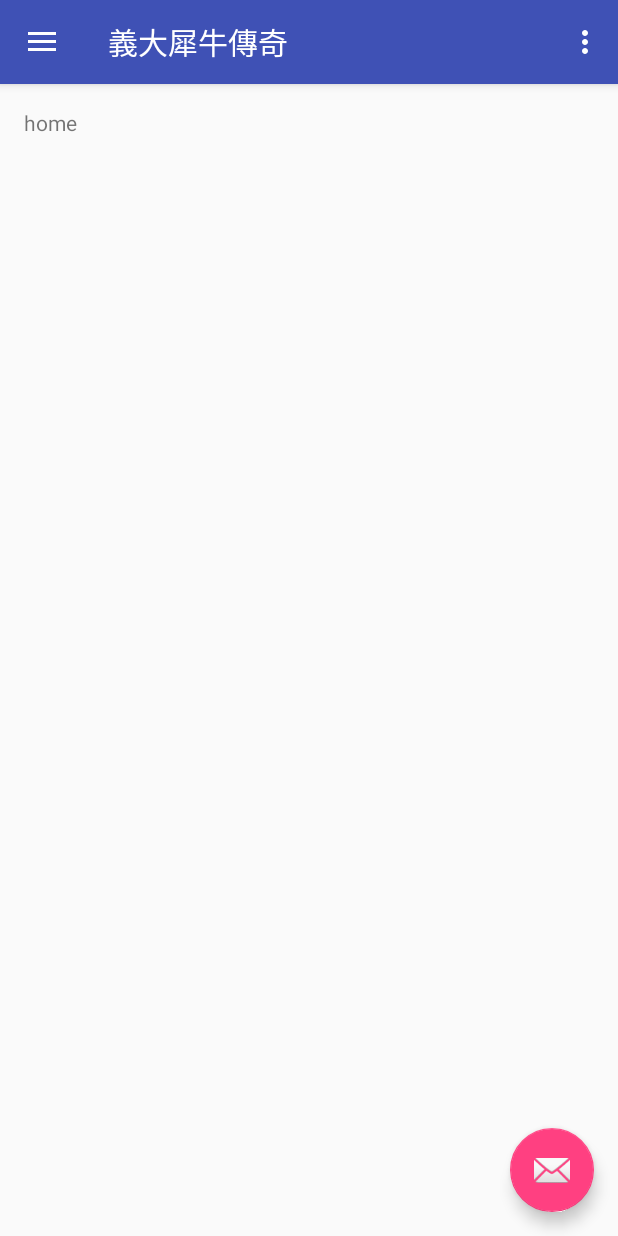
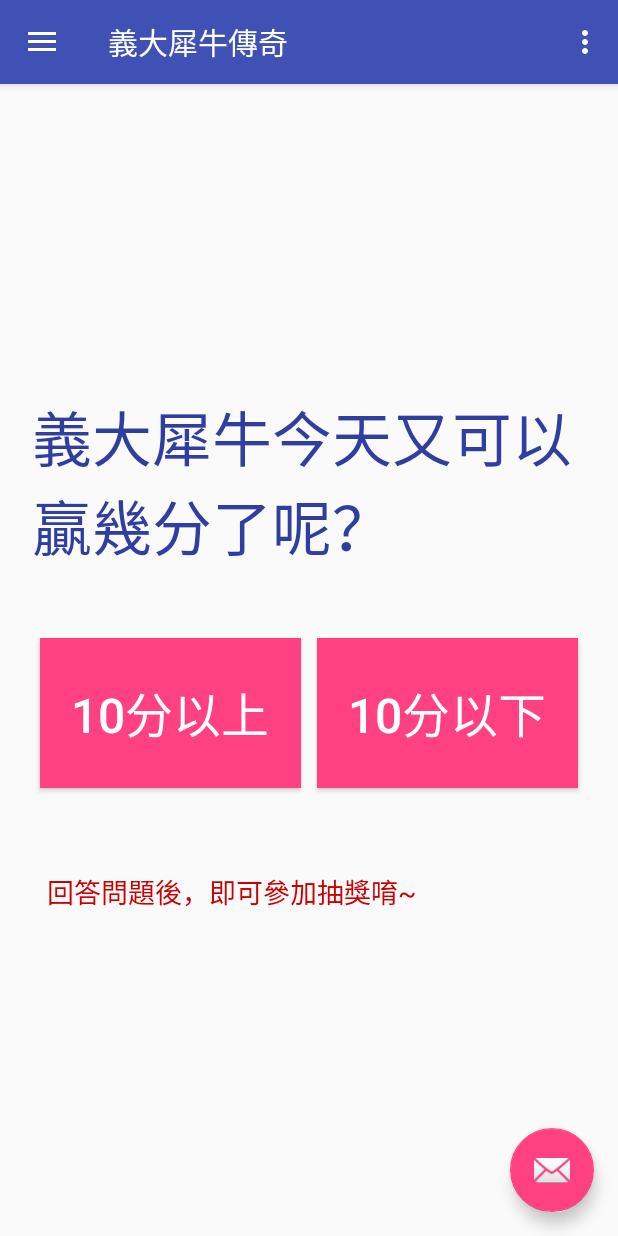
Before and after one commit to soon530/rhinos-android, an Android app: the screen it shows after launch (MainActivity), on a phone screen of 412 x 824 dp. Run offline under Robolectric (Android 15) with nearby library versions, the phone set to English and light mode, and no system bars.

Commit message:
Add Award layout.

```diff
--- a/app/src/main/res/layout/fragment_home.xml
+++ b/app/src/main/res/layout/fragment_home.xml
@@ -4,9 +4,57 @@
     android:layout_height="match_parent"
     tools:context="com.wmtw.clinic.HomeFragment">
 
-    <TextView
+    <LinearLayout
         android:layout_width="match_parent"
         android:layout_height="match_parent"
-        android:text="home" />
+        android:layout_margin="5dp"
+        android:orientation="vertical"
+        android:gravity="center_vertical">
+
+        <TextView
+            android:layout_width="wrap_content"
+            android:layout_height="wrap_content"
+            android:text="義大犀牛今天又可以贏幾分了呢？"
+            android:textColor="@color/colorPrimaryDark"
+            android:textSize="40sp" />
+
+        <LinearLayout
+            android:layout_width="match_parent"
+            android:layout_height="wrap_content"
+            android:orientation="horizontal"
+            android:layout_marginTop="40dp"
+            android:layout_marginBottom="40dp">
+
+            <Button
+                android:layout_width="0dp"
+                android:layout_height="100dp"
+                android:layout_margin="5dp"
+                android:layout_weight="1"
+                android:background="@color/colorAccent"
+                android:text="10分以上"
+                android:textColor="@android:color/white"
+                android:textSize="32sp" />
+
+            <Button
+                android:layout_width="0dp"
+                android:layout_height="100dp"
+                android:layout_margin="5dp"
+                android:layout_weight="1"
+                android:background="@color/colorAccent"
+                android:text="10分以下"
+                android:textColor="@android:color/white"
+                android:textSize="32sp" />
+
+        </LinearLayout>
+
+        <TextView
+            android:layout_width="wrap_content"
+            android:layout_height="wrap_content"
+            android:text="回答問題後，即可參加抽獎唷~"
+            android:textColor="@android:color/holo_red_dark"
+            android:textSize="18sp"
+            android:layout_margin="10dp"/>
+
+    </LinearLayout>
 
 </FrameLayout>
```
